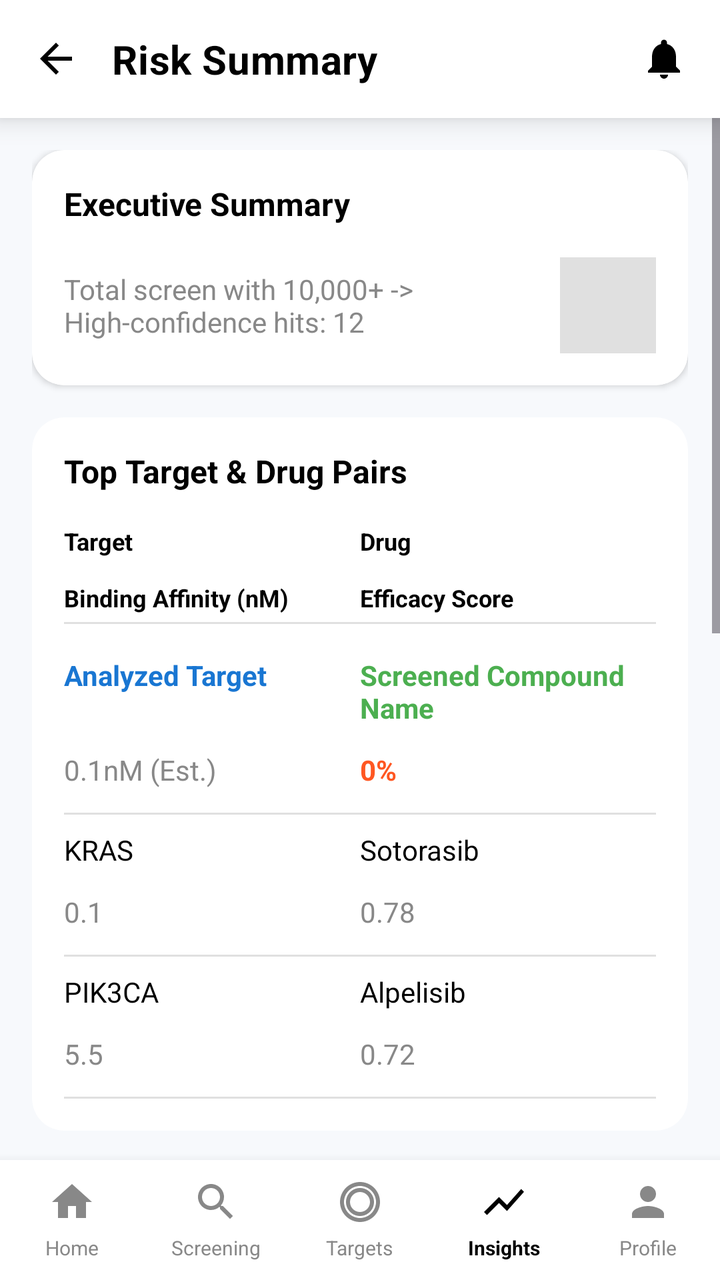
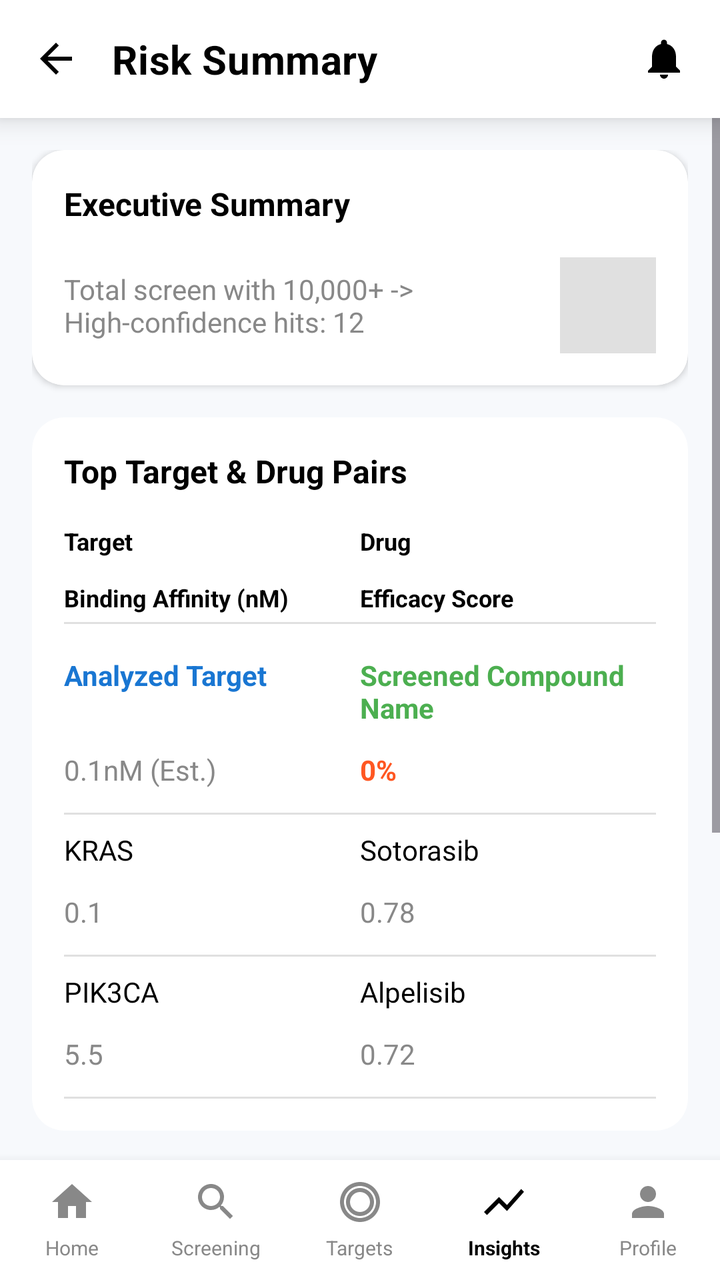

Two renders of the same Android screen: before a commit and after it. Below are the layout's source before the change and the commit's diff.
<!-- AndroidManifest.xml: application theme Theme.OvaDrugX -->
<!-- res/layout/activity_risk_summary.xml -->
<?xml version="1.0" encoding="utf-8"?>
<androidx.constraintlayout.widget.ConstraintLayout xmlns:android="http://schemas.android.com/apk/res/android"
    xmlns:app="http://schemas.android.com/apk/res-auto"
    xmlns:tools="http://schemas.android.com/tools"
    android:layout_width="match_parent"
    android:layout_height="match_parent"    android:background="@color/premium_light_bg"
    tools:context=".RiskSummaryActivity">

    
    <androidx.cardview.widget.CardView
        android:id="@+id/header"
        android:layout_width="match_parent"
        android:layout_height="wrap_content"
        app:cardBackgroundColor="@color/white"
        app:cardCornerRadius="0dp"
        app:cardElevation="8dp"
        app:layout_constraintTop_toTopOf="parent">

        <LinearLayout
            android:layout_width="match_parent"
            android:layout_height="wrap_content"
            android:orientation="horizontal"
            android:gravity="center_vertical"
            android:padding="16dp">

            <ImageView
                android:id="@+id/btn_back"
                android:layout_width="24dp"
                android:layout_height="24dp"
                android:contentDescription="Back"
                android:src="@drawable/ic_arrow_back"
                app:tint="@color/black"
                android:clickable="true"
                android:focusable="true" 
                android:background="?attr/selectableItemBackgroundBorderless"/>

            <TextView
                android:layout_width="0dp"
                android:layout_height="wrap_content"
                android:layout_marginStart="16dp"
                android:layout_weight="1"
                android:text="Risk Summary"
                android:textColor="@color/black"
                android:textSize="20sp"
                android:textStyle="bold"
                android:letterSpacing="0.01" />

            <ImageView
                android:id="@+id/btn_notifications"
                android:layout_width="24dp"
                android:layout_height="24dp"
                android:src="@drawable/ic_notification"
                app:tint="@color/black"
                android:clickable="true"
                android:focusable="true" 
                android:background="?attr/selectableItemBackgroundBorderless"/>
        </LinearLayout>
    </androidx.cardview.widget.CardView>

    <ScrollView
        android:layout_width="match_parent"
        android:layout_height="0dp"
        app:layout_constraintTop_toBottomOf="@id/header"
        app:layout_constraintBottom_toTopOf="@id/bottom_navigation">

        <LinearLayout
            android:layout_width="match_parent"
            android:layout_height="wrap_content"
            android:orientation="vertical"
            android:padding="16dp">

            
            <androidx.cardview.widget.CardView
                android:layout_width="match_parent"
                android:layout_height="wrap_content"
                android:layout_marginBottom="16dp"
                app:cardBackgroundColor="@color/white"
                app:cardCornerRadius="16dp"
                app:cardElevation="2dp">

                <LinearLayout
                    android:layout_width="match_parent"
                    android:layout_height="wrap_content"
                    android:orientation="vertical"
                    android:padding="16dp">

                    <TextView
                        android:layout_width="wrap_content"
                        android:layout_height="wrap_content"
                        android:text="Executive Summary"
                        android:textColor="@color/black"
                        android:textSize="16sp"
                        android:textStyle="bold" />

                    <LinearLayout
                         android:layout_width="match_parent"
                         android:layout_height="wrap_content"
                         android:orientation="horizontal"
                         android:layout_marginTop="16dp"
                         android:gravity="center_vertical">

                         <TextView
                            android:layout_width="0dp"
                            android:layout_height="wrap_content"
                            android:layout_weight="1"
                            android:text="Total screen with 10,000+ -> High-confidence hits: 12"
                            android:textColor="@color/text_secondary"
                            android:textSize="14sp" />
                         
                         
                         <View
                             android:layout_width="48dp"
                             android:layout_height="48dp"
                             android:layout_marginStart="16dp"
                             android:background="#E0E0E0"/>
                    </LinearLayout>
                </LinearLayout>
            </androidx.cardview.widget.CardView>

            
            <androidx.cardview.widget.CardView
                android:layout_width="match_parent"
                android:layout_height="wrap_content"
                android:layout_marginBottom="16dp"
                app:cardBackgroundColor="@color/white"
                app:cardCornerRadius="16dp"
                app:cardElevation="2dp">

                <LinearLayout
                    android:layout_width="match_parent"
                    android:layout_height="wrap_content"
                    android:orientation="vertical"
                    android:padding="16dp">

                    <TextView
                        android:layout_width="wrap_content"
                        android:layout_height="wrap_content"
                        android:text="Top Target &amp; Drug Pairs"
                        android:textColor="@color/black"
                        android:textSize="16sp"
                        android:textStyle="bold" />

                    
                    <LinearLayout
                        android:layout_width="match_parent"
                        android:layout_height="wrap_content"
                        android:orientation="horizontal"
                        android:paddingVertical="8dp"
                        android:layout_marginTop="8dp">
                        
                        <TextView
                            android:layout_width="0dp"
                            android:layout_height="wrap_content"
                            android:layout_weight="1"
                            android:text="Target"
                            android:textColor="@color/black"
                            android:textStyle="bold"
                            android:textSize="12sp"/>
                        <TextView
                            android:layout_width="0dp"
                            android:layout_height="wrap_content"
                            android:layout_weight="1"
                            android:text="Drug"
                            android:textColor="@color/black"
                            android:textStyle="bold"
                            android:textSize="12sp"/>
                    </LinearLayout>
                     <LinearLayout
                        android:layout_width="match_parent"
                        android:layout_height="wrap_content"
                        android:orientation="horizontal"
                        android:paddingVertical="4dp">
                        <TextView
                            android:layout_width="0dp"
                            android:layout_height="wrap_content"
                            android:layout_weight="1"
                            android:text="Binding Affinity (nM)"
                            android:textColor="@color/black"
                            android:textStyle="bold"
                            android:textSize="12sp"/>
                        <TextView
                            android:layout_width="0dp"
                            android:layout_height="wrap_content"
                            android:layout_weight="1"
                            android:text="Efficacy Score"
                            android:textColor="@color/black"
                            android:textStyle="bold"
                            android:textSize="12sp"/>
                    </LinearLayout>
                    
                    <View android:layout_width="match_parent" android:layout_height="1dp" android:background="#E0E0E0" android:layout_marginBottom="8dp"/>

                    
                    
                    <LinearLayout
                        android:layout_width="match_parent"
                        android:layout_height="wrap_content"
                        android:orientation="horizontal"
                        android:paddingVertical="8dp">
                        <TextView
                            android:id="@+id/tv_risk_target"
                            android:layout_width="0dp"
                            android:layout_height="wrap_content"
                            android:layout_weight="1"
                            android:text="Analyzed Target"
                            android:textSize="14sp"
                            android:textStyle="bold"
                            android:textColor="@color/primary_blue"/>
                        <TextView
                            android:id="@+id/tv_risk_drug"
                            android:layout_width="0dp"
                            android:layout_height="wrap_content"
                            android:layout_weight="1"
                            android:text="Screened Compound Name"
                            android:textSize="14sp"
                            android:textStyle="bold"
                            android:textColor="#4CAF50"/>
                    </LinearLayout>
                    <LinearLayout
                        android:layout_width="match_parent"
                        android:layout_height="wrap_content"
                        android:orientation="horizontal"
                        android:paddingVertical="4dp">
                        <TextView
                            android:layout_width="0dp"
                            android:layout_height="wrap_content"
                            android:layout_weight="1"
                            android:text="0.1nM (Est.)"
                            android:textColor="@color/text_secondary"
                            android:textSize="14sp"/>
                        <TextView
                            android:id="@+id/tv_risk_score"
                            android:layout_width="0dp"
                            android:layout_height="wrap_content"
                            android:layout_weight="1"
                            android:text="0%"
                            android:textSize="14sp"
                            android:textColor="#FF5722"
                            android:textStyle="bold"/>
                    </LinearLayout>
                     <View android:layout_width="match_parent" android:layout_height="1dp" android:background="#E0E0E0" android:layout_marginTop="8dp"/>

                     
                    <LinearLayout
                        android:layout_width="match_parent"
                        android:layout_height="wrap_content"
                        android:orientation="horizontal"
                        android:paddingVertical="8dp">
                        <TextView
                            android:layout_width="0dp"
                            android:layout_height="wrap_content"
                            android:layout_weight="1"
                            android:text="KRAS"
                            android:textColor="@color/black"
                            android:textSize="14sp"/>
                        <TextView
                            android:layout_width="0dp"
                            android:layout_height="wrap_content"
                            android:layout_weight="1"
                            android:text="Sotorasib"
                            android:textColor="@color/black"
                            android:textSize="14sp"/>
                    </LinearLayout>
                    <LinearLayout
                        android:layout_width="match_parent"
                        android:layout_height="wrap_content"
                        android:orientation="horizontal"
                        android:paddingVertical="4dp">
                        <TextView
                            android:layout_width="0dp"
                            android:layout_height="wrap_content"
                            android:layout_weight="1"
                            android:text="0.1"
                            android:textColor="@color/text_secondary"
                            android:textSize="14sp"/>
                        <TextView
                            android:layout_width="0dp"
                            android:layout_height="wrap_content"
                            android:layout_weight="1"
                            android:text="0.78"
                            android:textColor="@color/text_secondary"
                            android:textSize="14sp"/>
                    </LinearLayout>
                     <View android:layout_width="match_parent" android:layout_height="1dp" android:background="#E0E0E0" android:layout_marginTop="8dp"/>
                     
                      
                    <LinearLayout
                        android:layout_width="match_parent"
                        android:layout_height="wrap_content"
                        android:orientation="horizontal"
                        android:paddingVertical="8dp">
                        <TextView
                            android:layout_width="0dp"
                            android:layout_height="wrap_content"
                            android:layout_weight="1"
                            android:text="PIK3CA"
                            android:textColor="@color/black"
                            android:textSize="14sp"/>
                        <TextView
                            android:layout_width="0dp"
                            android:layout_height="wrap_content"
                            android:layout_weight="1"
                            android:text="Alpelisib"
                            android:textColor="@color/black"
                            android:textSize="14sp"/>
                    </LinearLayout>
                    <LinearLayout
                        android:layout_width="match_parent"
                        android:layout_height="wrap_content"
                        android:orientation="horizontal"
                        android:paddingVertical="4dp">
                        <TextView
                            android:layout_width="0dp"
                            android:layout_height="wrap_content"
                            android:layout_weight="1"
                            android:text="5.5"
                            android:textColor="@color/text_secondary"
                            android:textSize="14sp"/>
                        <TextView
                            android:layout_width="0dp"
                            android:layout_height="wrap_content"
                            android:layout_weight="1"
                            android:text="0.72"
                            android:textColor="@color/text_secondary"
                            android:textSize="14sp"/>
                    </LinearLayout>
                    <View android:layout_width="match_parent" android:layout_height="1dp" android:background="#E0E0E0" android:layout_marginTop="8dp"/>
                </LinearLayout>
            </androidx.cardview.widget.CardView>

            
            <androidx.cardview.widget.CardView
                android:layout_width="match_parent"
                android:layout_height="wrap_content"
                android:layout_marginBottom="16dp"
                app:cardBackgroundColor="@color/white"
                app:cardCornerRadius="16dp"
                app:cardElevation="2dp">

                <LinearLayout
                    android:layout_width="match_parent"
                    android:layout_height="wrap_content"
                    android:orientation="vertical"
                    android:padding="16dp">

                    <TextView
                        android:layout_width="wrap_content"
                        android:layout_height="wrap_content"
                        android:text="Key Research Insights"
                        android:textColor="@color/black"
                        android:textSize="16sp"
                        android:textStyle="bold" />

                    <TextView
                        android:layout_width="wrap_content"
                        android:layout_height="wrap_content"
                        android:text="Identified pathways: Cell cycle regulation, Apoptosis, Angiogenesis, Immune response modulation, DNA repair mechanisms"
                        android:textColor="@color/text_secondary"
                        android:textSize="14sp"
                        android:layout_marginTop="12dp"
                        android:lineSpacingExtra="4dp" />
                </LinearLayout>
            </androidx.cardview.widget.CardView>

             
            <androidx.cardview.widget.CardView
                android:layout_width="match_parent"
                android:layout_height="wrap_content"
                android:layout_marginBottom="24dp"
                app:cardBackgroundColor="@color/white"
                app:cardCornerRadius="16dp"
                app:cardElevation="2dp">

                <LinearLayout
                    android:layout_width="match_parent"
                    android:layout_height="wrap_content"
                    android:orientation="vertical"
                    android:padding="16dp">

                    <TextView
                        android:layout_width="wrap_content"
                        android:layout_height="wrap_content"
                        android:text="Confidence Matrix"
                        android:textColor="@color/black"
                        android:textSize="16sp"
                        android:textStyle="bold" />

                     <ImageView
                        android:layout_width="match_parent"
                        android:layout_height="200dp"
                        android:src="@color/cardview_dark_background" 
                        android:background="#121212"
                        android:layout_marginTop="16dp"/>

                     <com.google.android.material.button.MaterialButton
                        android:id="@+id/btn_export_pdf"
                        android:layout_width="match_parent"
                        android:layout_height="56dp"
                        android:text="Export Full Research PDF"
                        app:backgroundTint="@color/primary_blue"
                        android:textColor="@color/white"
                        app:cornerRadius="12dp"
                        android:layout_marginTop="24dp" />
                </LinearLayout>
            </androidx.cardview.widget.CardView>

        </LinearLayout>
    </ScrollView>

    <LinearLayout
        android:id="@+id/bottom_navigation"
        android:layout_width="match_parent"
        android:layout_height="60dp"
        app:layout_constraintBottom_toBottomOf="parent"
        android:background="#FFFFFF"
        android:elevation="8dp"
        android:gravity="center_vertical"
        android:orientation="horizontal">

        <LinearLayout
            android:id="@+id/nav_home"
            android:layout_width="0dp"
            android:layout_height="wrap_content"
            android:layout_weight="1"
            android:gravity="center"
            android:orientation="vertical"
            android:clickable="true"
            android:focusable="true">

            <ImageView
                android:layout_width="24dp"
                android:layout_height="24dp"
                android:src="@drawable/ic_home"
                app:tint="@color/text_secondary" />

            <TextView
                android:layout_width="wrap_content"
                android:layout_height="wrap_content"
                android:layout_marginTop="4dp"
                android:text="Home"
                android:textColor="@color/text_secondary"
                android:textSize="10sp" />
        </LinearLayout>

        <LinearLayout
            android:id="@+id/nav_screening"
            android:layout_width="0dp"
            android:layout_height="wrap_content"
            android:layout_weight="1"
            android:gravity="center"
            android:orientation="vertical"
            android:clickable="true"
            android:focusable="true">

            <ImageView
                android:layout_width="24dp"
                android:layout_height="24dp"
                android:src="@drawable/ic_search"
                app:tint="@color/text_secondary" />

            <TextView
                android:layout_width="wrap_content"
                android:layout_height="wrap_content"
                android:layout_marginTop="4dp"
                android:text="Screening"
                android:textColor="@color/text_secondary"
                android:textSize="10sp" />
        </LinearLayout>

        <LinearLayout
            android:id="@+id/nav_targets"
            android:layout_width="0dp"
            android:layout_height="wrap_content"
            android:layout_weight="1"
            android:gravity="center"
            android:orientation="vertical"
            android:clickable="true"
            android:focusable="true">

            <ImageView
                android:layout_width="24dp"
                android:layout_height="24dp"
                android:src="@drawable/ic_target"
                app:tint="@color/text_secondary" />

            <TextView
                android:layout_width="wrap_content"
                android:layout_height="wrap_content"
                android:layout_marginTop="4dp"
                android:text="Targets"
                android:textColor="@color/text_secondary"
                android:textSize="10sp" />
        </LinearLayout>

        <LinearLayout
            android:id="@+id/nav_insights"
            android:layout_width="0dp"
            android:layout_height="wrap_content"
            android:layout_weight="1"
            android:gravity="center"
            android:orientation="vertical"
            android:clickable="true"
            android:focusable="true">

            <ImageView
                android:layout_width="24dp"
                android:layout_height="24dp"
                android:src="@drawable/ic_insights"
                app:tint="@color/black" />

            <TextView
                android:layout_width="wrap_content"
                android:layout_height="wrap_content"
                android:layout_marginTop="4dp"
                android:text="Insights"
                android:textColor="@color/black"
                android:textSize="10sp"
                android:textStyle="bold" />
        </LinearLayout>

        <LinearLayout
            android:id="@+id/nav_profile"
            android:layout_width="0dp"
            android:layout_height="wrap_content"
            android:layout_weight="1"
            android:gravity="center"
            android:orientation="vertical"
            android:clickable="true"
            android:focusable="true">

            <ImageView
                android:layout_width="24dp"
                android:layout_height="24dp"
                android:src="@drawable/ic_profile"
                app:tint="@color/text_secondary" />

            <TextView
                android:layout_width="wrap_content"
                android:layout_height="wrap_content"
                android:layout_marginTop="4dp"
                android:text="Profile"
                android:textColor="@color/text_secondary"
                android:textSize="10sp" />
        </LinearLayout>
    </LinearLayout>

</androidx.constraintlayout.widget.ConstraintLayout>
<!-- resources referenced by this layout -->
<resources>
  <color name="black">#FF000000</color>
  <color name="premium_light_bg">#F7F9FC</color>
  <color name="primary_blue">#1976D2</color>
  <color name="text_secondary">#888888</color>
  <color name="white">#FFFFFFFF</color>
  <!-- drawable ic_arrow_back (drawable) -->
  <vector xmlns:android="http://schemas.android.com/apk/res/android"
      android:width="24dp"
      android:height="24dp"
      android:viewportWidth="24"
      android:viewportHeight="24">
      <path
          android:fillColor="#FF000000"
          android:pathData="M20,11H7.83l5.59,-5.59L12,4l-8,8 8,8 1.41,-1.41L7.83,13H20v-2z" />
  </vector>
  <!-- drawable ic_home (drawable) -->
  <vector xmlns:android="http://schemas.android.com/apk/res/android"
      android:width="24dp"
      android:height="24dp"
      android:viewportWidth="24"
      android:viewportHeight="24">
      <path
          android:fillColor="#FF000000"
          android:pathData="M10,20v-6h4v6h5v-8h3L12,3 2,12h3v8z" />
  </vector>
  <!-- drawable ic_insights (drawable) -->
  <vector xmlns:android="http://schemas.android.com/apk/res/android"
      android:width="24dp"
      android:height="24dp"
      android:viewportWidth="24"
      android:viewportHeight="24">
      <path
          android:fillColor="#FF000000"
          android:pathData="M3.5,18.49l6,-6.01 4,4L22,6.92l-1.41,-1.41 -7.09,7.97 -4,-4L2,16.99z" />
  </vector>
  <!-- drawable ic_notification (drawable) -->
  <vector xmlns:android="http://schemas.android.com/apk/res/android"
      android:width="24dp"
      android:height="24dp"
      android:viewportWidth="24"
      android:viewportHeight="24">
      <path
          android:fillColor="#FF000000"
          android:pathData="M12,22c1.1,0 2,-0.9 2,-2h-4c0,1.1 0.9,2 2,2zM18,16v-5c0,-3.07 -1.63,-5.64 -4.5,-6.32V4c0,-0.83 -0.67,-1.5 -1.5,-1.5s-1.5,0.67 -1.5,1.5v0.68C7.64,5.36 6,7.92 6,11v5l-2,2v1h16v-1l-2,-2z" />
  </vector>
  <!-- drawable ic_profile (drawable) -->
  <vector xmlns:android="http://schemas.android.com/apk/res/android"
      android:width="24dp"
      android:height="24dp"
      android:viewportWidth="24"
      android:viewportHeight="24">
      <path
          android:fillColor="#FF000000"
          android:pathData="M12,12c2.21,0 4,-1.79 4,-4s-1.79,-4 -4,-4 -4,1.79 -4,4 1.79,4 4,4zM12,14c-2.67,0 -8,1.34 -8,4v2h16v-2c0,-2.66 -5.33,-4 -8,-4z" />
  </vector>
  <style name="Base.Theme.OvaDrugX" parent="Theme.Material3.DayNight.NoActionBar">
          
          
          <item name="android:windowBackground">@drawable/page_background</item>
          <item name="android:colorBackground">@android:color/transparent</item>
      </style>
  <style name="TextAppearance.App.HeadlineMedium" parent="TextAppearance.Material3.HeadlineMedium">
          <item name="android:textStyle">bold</item>
          <item name="android:letterSpacing">0.02</item>
      </style>
  <style name="TextAppearance.App.TitleLarge" parent="TextAppearance.Material3.TitleLarge">
          <item name="android:textStyle">bold</item>
          <item name="android:letterSpacing">0.02</item>
      </style>
  <style name="TextAppearance.App.TitleMedium" parent="TextAppearance.Material3.TitleMedium">
          <item name="android:textStyle">bold</item>
      </style>
  <style name="TextAppearance.App.BodyLarge" parent="TextAppearance.Material3.BodyLarge">
          <item name="android:textColor">@color/text_dark</item>
      </style>
  <style name="TextAppearance.App.BodyMedium" parent="TextAppearance.Material3.BodyMedium">
          <item name="android:textColor">@color/text_secondary</item>
      </style>
  <style name="TextAppearance.App.LabelSmall" parent="TextAppearance.Material3.LabelSmall">
          <item name="android:textStyle">bold</item>
          <item name="android:textAllCaps">true</item>
      </style>
  <!-- drawable page_background (drawable) -->
  <?xml version="1.0" encoding="utf-8"?>
  <shape xmlns:android="http://schemas.android.com/apk/res/android">
      <solid android:color="@color/premium_light_bg"/>
  </shape>
  <color name="text_dark">#212121</color>
  <!-- unchanged entries left out for length: 3 -->
</resources>

<!-- the commit's change to res/layout/activity_risk_summary.xml (unified diff, before → after) -->
@@ -362,35 +362,7 @@
                 </LinearLayout>
             </androidx.cardview.widget.CardView>
 
-             
-            <androidx.cardview.widget.CardView
-                android:layout_width="match_parent"
-                android:layout_height="wrap_content"
-                android:layout_marginBottom="24dp"
-                app:cardBackgroundColor="@color/white"
-                app:cardCornerRadius="16dp"
-                app:cardElevation="2dp">
-
-                <LinearLayout
-                    android:layout_width="match_parent"
-                    android:layout_height="wrap_content"
-                    android:orientation="vertical"
-                    android:padding="16dp">
-
-                    <TextView
-                        android:layout_width="wrap_content"
-                        android:layout_height="wrap_content"
-                        android:text="Confidence Matrix"
-                        android:textColor="@color/black"
-                        android:textSize="16sp"
-                        android:textStyle="bold" />
-
-                     <ImageView
-                        android:layout_width="match_parent"
-                        android:layout_height="200dp"
-                        android:src="@color/cardview_dark_background" 
-                        android:background="#121212"
-                        android:layout_marginTop="16dp"/>
+
 
                      <com.google.android.material.button.MaterialButton
                         android:id="@+id/btn_export_pdf"
@@ -401,8 +373,6 @@
                         android:textColor="@color/white"
                         app:cornerRadius="12dp"
                         android:layout_marginTop="24dp" />
-                </LinearLayout>
-            </androidx.cardview.widget.CardView>
 
         </LinearLayout>
     </ScrollView>
